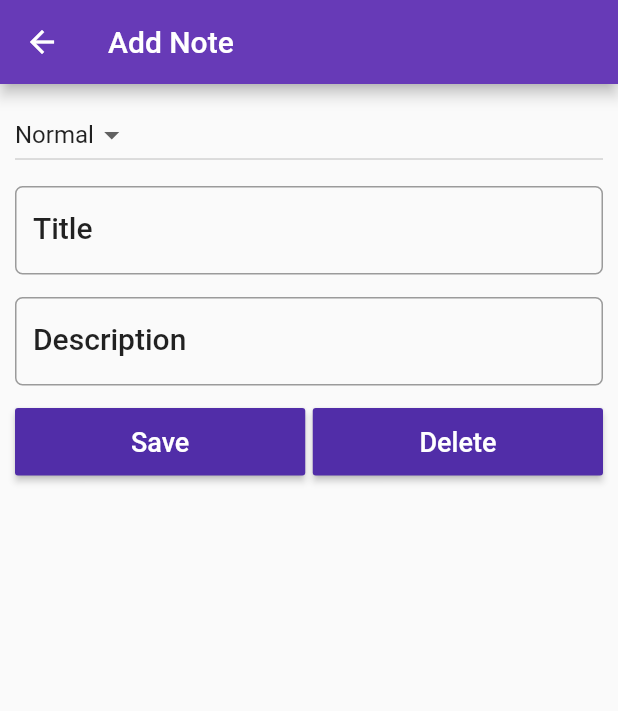
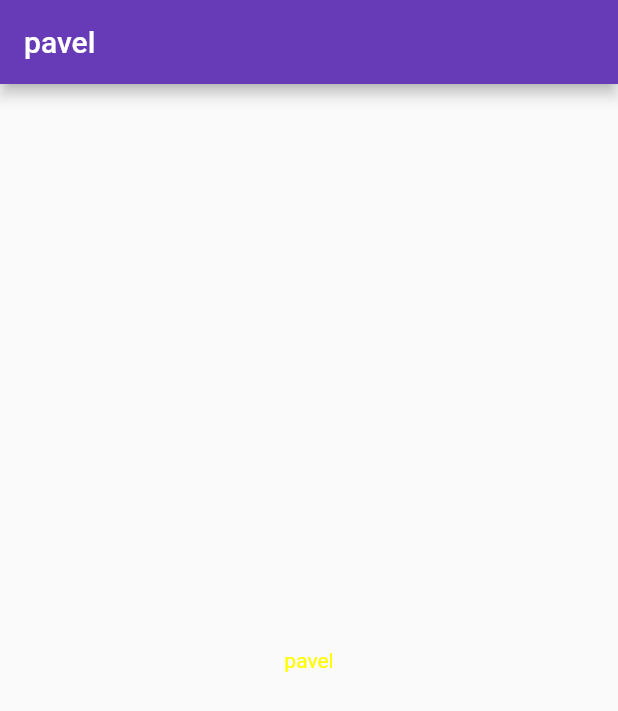
Before and after one commit to pavelsust/flutter_database_example, a Flutter app: the screen it shows after launch, after a tap on the "add" icon, on a phone screen of 412 x 824 dp. Shown: the top 711 px of the screen. Run offline on Flutter 3.47's test engine with Material 2 defaults, Android fonts, the phone set to English and light mode, and no system bars.

Commit message:
note added

```diff
--- /dev/null
+++ b/lib/pojo/Note.dart
@@ -0,0 +1,7 @@
+class Note {
+  var name;
+  var title;
+
+  Note(this.name, this.title);
+
+}
--- a/lib/screen/ListShowScreen.dart
+++ b/lib/screen/ListShowScreen.dart
@@ -1,4 +1,6 @@
 import 'package:flutter/material.dart';
+import 'package:flutterdatabaseexample/pojo/Note.dart';
+import 'package:flutterdatabaseexample/screen/TestScreen.dart';
 
 import 'NoteDetails.dart';
 
@@ -17,19 +19,13 @@ class _ListShowScreen extends State<ListShowScreen> {
     var listShow = Scaffold(
       appBar: AppBar(
         title: Text('List Show'),
-        leading: IconButton(
-          icon: Icon(
-            Icons.arrow_back
-          ),
-          onPressed: (){
-            moveToLastScreen();
-          },
-        ),
+        automaticallyImplyLeading: false,
       ),
       body: getList(),
       floatingActionButton: FloatingActionButton(
         onPressed: () {
-          navigateToDetails('Add Note');
+          Navigator.pushAndRemoveUntil(context, MaterialPageRoute(builder: (context) => TestScreen(),
+          settings: RouteSettings(arguments: Note('pavel' , 'pavel'))), (route) => false);
         },
         tooltip: 'Add Note',
         child: Icon(Icons.add),
@@ -74,8 +70,4 @@ class _ListShowScreen extends State<ListShowScreen> {
       return NoteDetails(title);
     }));
   }
-
-  void moveToLastScreen() {
-
-  }
 }
--- a/lib/screen/NoteDetails.dart
+++ b/lib/screen/NoteDetails.dart
@@ -34,7 +34,7 @@ class _NoteDetails extends State<NoteDetails> {
     var textStyle = Theme.of(context).textTheme.title;
 
     return WillPopScope(
-      onWillPop: (){
+      onWillPop: () {
         navigateToLastScreen();
         return;
       },
@@ -142,7 +142,7 @@ class _NoteDetails extends State<NoteDetails> {
     );
   }
 
-  void navigateToLastScreen(){
+  void navigateToLastScreen() {
     Navigator.pop(context);
   }
 }
--- /dev/null
+++ b/lib/screen/TestScreen.dart
@@ -0,0 +1,31 @@
+import 'package:flutter/material.dart';
+import 'package:flutterdatabaseexample/pojo/Note.dart';
+
+class TestScreen extends StatefulWidget {
+  @override
+  State<StatefulWidget> createState() {
+    // TODO: implement createState
+    return _TestScreen();
+  }
+}
+
+class _TestScreen extends State<TestScreen> {
+  @override
+  Widget build(BuildContext context) {
+
+    final note = ModalRoute.of(context).settings.arguments as Note;
+
+
+    return Scaffold(
+      appBar: AppBar(
+        title: Text('${note.title}'),
+      ),
+      body: Center(
+        child: Text(
+          '${note.name}',
+          style: TextStyle(fontSize: 14, color: Colors.yellowAccent),
+        ),
+      ),
+    );
+  }
+}
```
Lines whose indentation alone changed are shown as unchanged.
